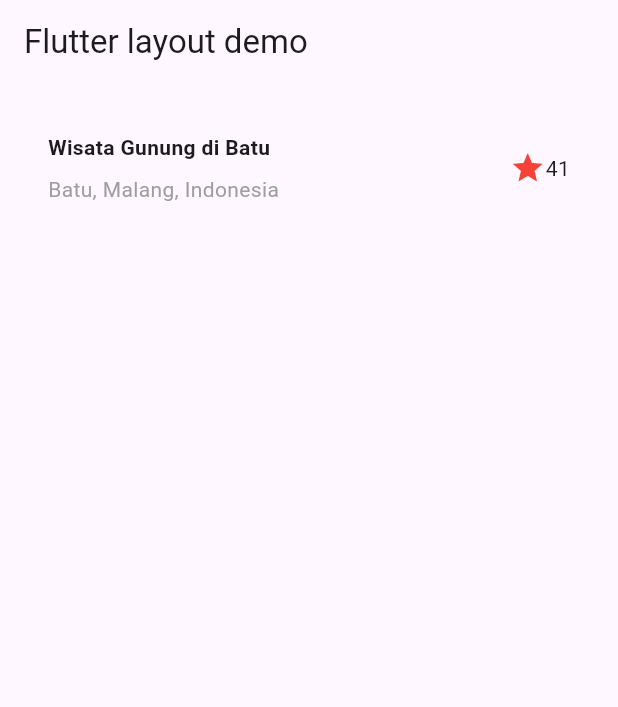
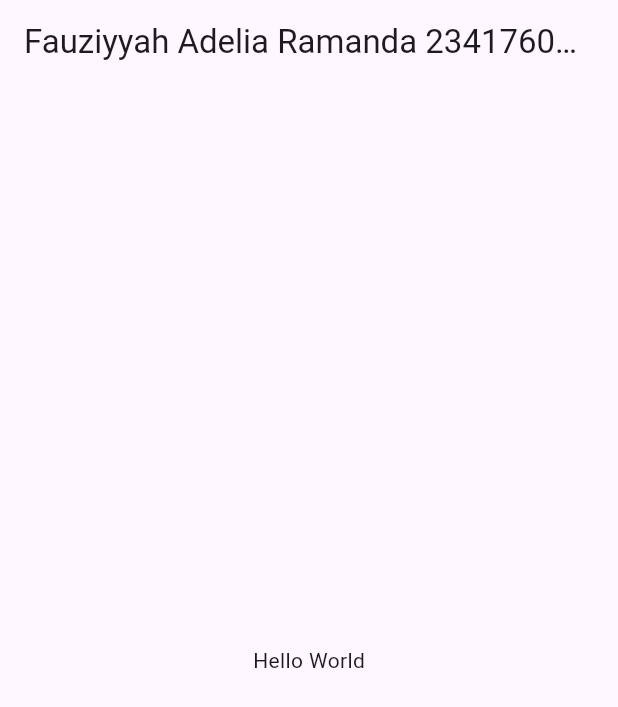
Before and after one commit to fauziyyahadeliaramanda/flutter-fundamental-part2, a Flutter app: the screen it shows after launch, on a phone screen of 412 x 824 dp. Shown: the top 707 px of the screen. Run offline on Flutter 3.47's test engine with Material 3 defaults, Android fonts, the phone set to English and light mode, and no system bars.

Commit message:
dokum modif main 1

```diff
--- a/lib/main.dart
+++ b/lib/main.dart
@@ -7,54 +7,14 @@ class MyApp extends StatelessWidget {
 
   @override
   Widget build(BuildContext context) {
-    // Bagian title row
-    Widget titleSection = Container(
-      padding: const EdgeInsets.all(32),
-      child: Row(
-        children: [
-          Expanded(
-            // teks judul & subjudul
-            child: Column(
-              crossAxisAlignment: CrossAxisAlignment.start,
-              children: [
-                Container(
-                  padding: const EdgeInsets.only(bottom: 8),
-                  child: const Text(
-                    'Wisata Gunung di Batu',
-                    style: TextStyle(
-                      fontWeight: FontWeight.bold,
-                    ),
-                  ),
-                ),
-                Text(
-                  'Batu, Malang, Indonesia',
-                  style: TextStyle(
-                    color: Colors.grey[500],
-                  ),
-                ),
-              ],
-            ),
-          ),
-          const Icon(
-            Icons.star,
-            color: Colors.red,
-          ),
-          const Text('41'),
-        ],
-      ),
-    );
-
     return MaterialApp(
       title: 'Flutter layout: Nama dan NIM Anda',
       home: Scaffold(
         appBar: AppBar(
-          title: const Text('Flutter layout demo'),
+          title: const Text('Fauziyyah Adelia Ramanda 2341760145'),
         ),
-        body: Column(
-          children: [
-            titleSection, // tampilkan title row di body
-
-          ],
+        body: const Center(
+          child: Text('Hello World'),
         ),
       ),
     );
```
Also changed, not shown: images/images:01.png, 1 other file.
